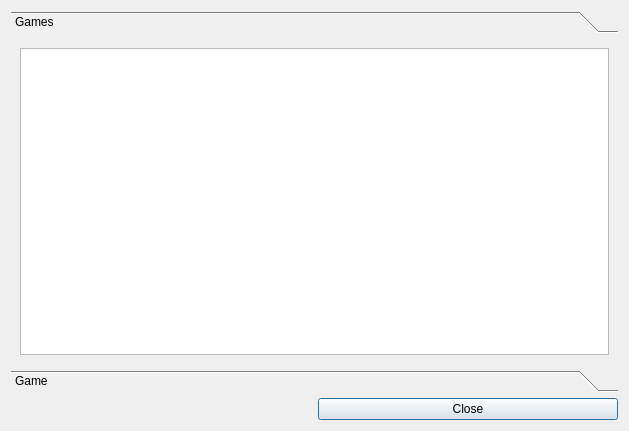
The window that dialoggamebrowser.ui (scuq/agtv) describes before a commit, drawn with Qt 5.
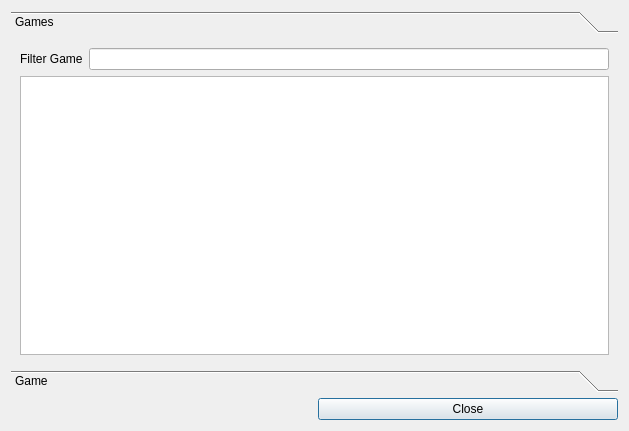
The same window after the commit.

Diff of the .ui file:
```diff
--- a/dialoggamebrowser.ui
+++ b/dialoggamebrowser.ui
@@ -42,7 +42,17 @@
        <string>Games</string>
       </attribute>
       <layout class="QGridLayout" name="gridLayout_2">
+       <item row="0" column="1">
+        <widget class="QLineEdit" name="lineEditFilterGames"/>
+       </item>
        <item row="0" column="0">
+        <widget class="QLabel" name="label">
+         <property name="text">
+          <string>Filter Game</string>
+         </property>
+        </widget>
+       </item>
+       <item row="2" column="0" colspan="2">
         <widget class="QTableView" name="tableViewTopGames">
          <property name="styleSheet">
           <string notr="true"/>
```
